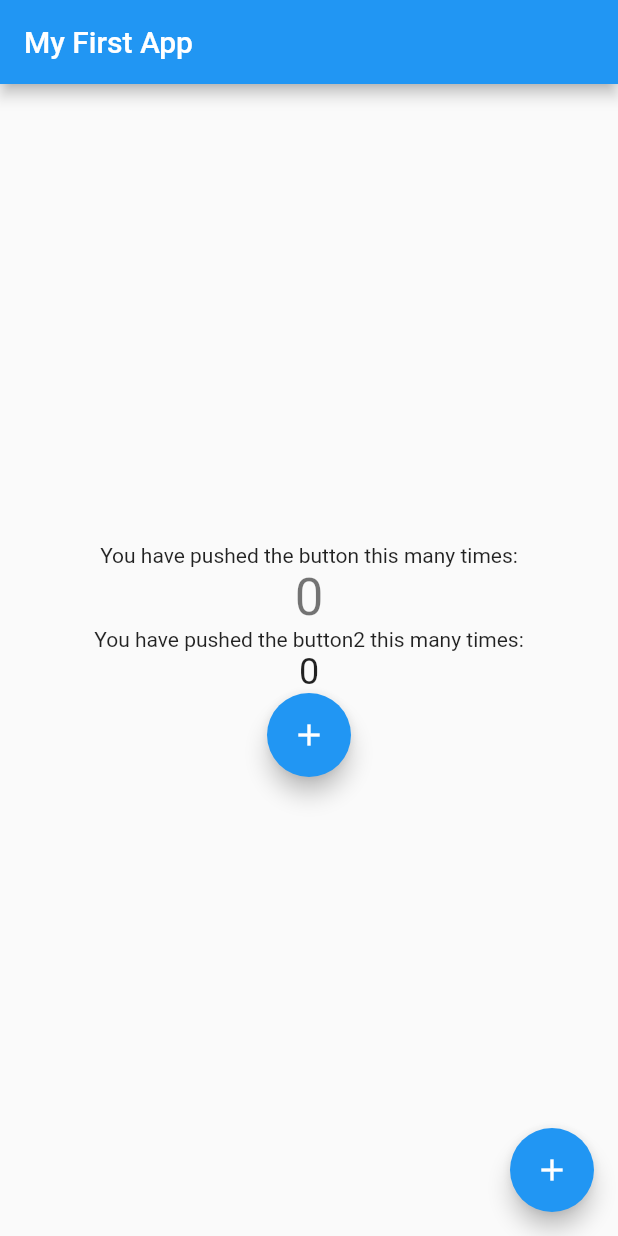
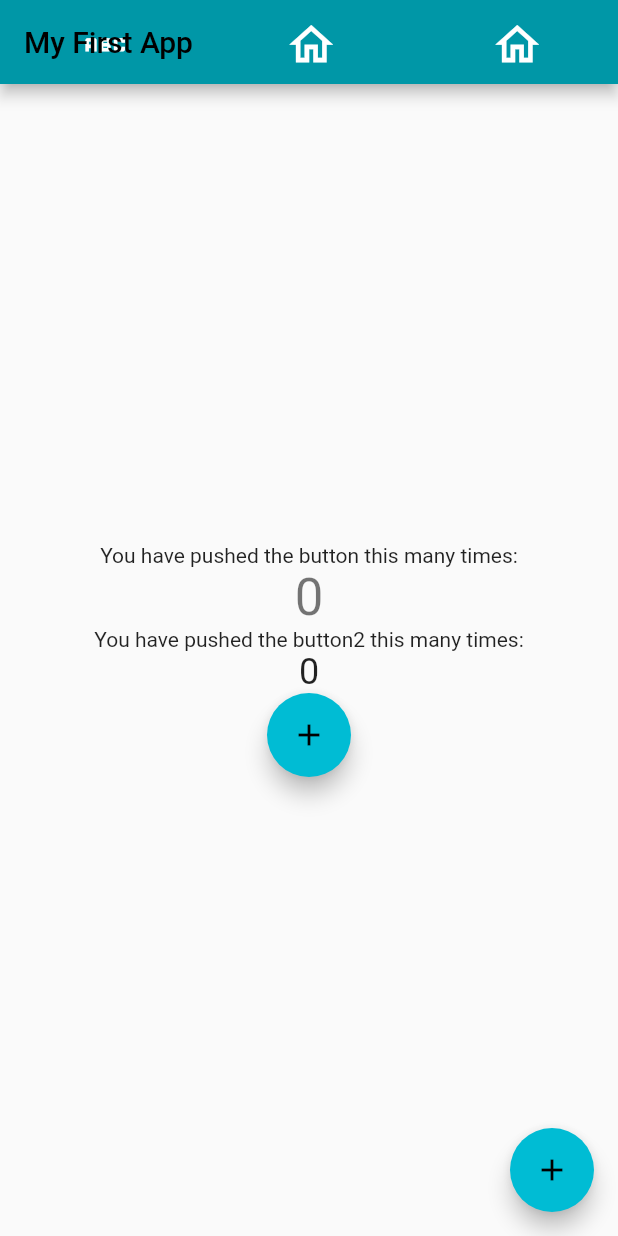
Before and after one commit to mkoo7mk/TODO-app, a Flutter app: the screen it shows after launch, on a phone screen of 412 x 824 dp. Run offline on Flutter 3.47's test engine with Material 2 defaults, Android fonts, the phone set to English and light mode, and no system bars.

Commit message:
Tweaks with color

```diff
--- a/lib/main.dart
+++ b/lib/main.dart
@@ -22,7 +22,7 @@ class MyApp extends StatelessWidget {
         // or simply save your changes to "hot reload" in a Flutter IDE).
         // Notice that the counter didn't reset back to zero; the application
         // is not restarted.
-        primarySwatch: Colors.blue,
+        primarySwatch: Colors.cyan,
       ),
       home: const MyHomePage(title: 'My First App'),
     );
@@ -80,6 +80,36 @@ class _MyHomePageState extends State<MyHomePage> {
         // Here we take the value from the MyHomePage object that was created by
         // the App.build method, and use it to set our appbar title.
         title: Text(widget.title),
+        flexibleSpace: Container(
+          height: 60,
+          color: Theme.of(context).primaryColorDark,
+          child: Row(
+            mainAxisAlignment: MainAxisAlignment.spaceAround,
+            children: [
+              IconButton(
+                  onPressed: _incrementCounter1,
+                  icon: const Icon(
+                    Icons.abc,
+                    color: Colors.white,
+                    size: 35,
+                  )),
+              IconButton(
+                  onPressed: () {},
+                  icon: const Icon(
+                    Icons.home_outlined,
+                    color: Colors.white,
+                    size: 35,
+                  )),
+              IconButton(
+                  onPressed: () {},
+                  icon: const Icon(
+                    Icons.home_outlined,
+                    color: Colors.white,
+                    size: 35,
+                  )),
+            ],
+          ),
+        ),
       ),
       body: Center(
         // Center is a layout widget. It takes a single child and positions it
```
